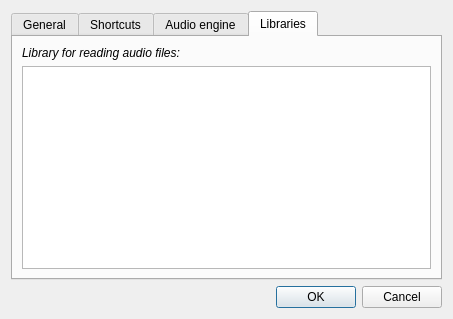
The window that src/wdialogsettings.ui (gillesdegottex/dfasma) describes before a commit, drawn with Qt 5.
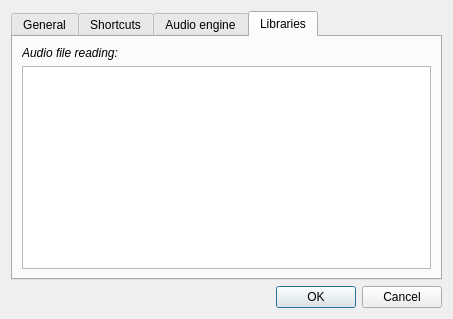
The same window after the commit. The open tabs and pages were chosen to show the change.

Commit message: reformat fft info in settings

```diff
--- a/src/wdialogsettings.ui
+++ b/src/wdialogsettings.ui
@@ -126,7 +126,7 @@
           </font>
          </property>
          <property name="text">
-          <string>Library for reading audio files:</string>
+          <string>Audio file reading:</string>
          </property>
         </widget>
        </item>
```
